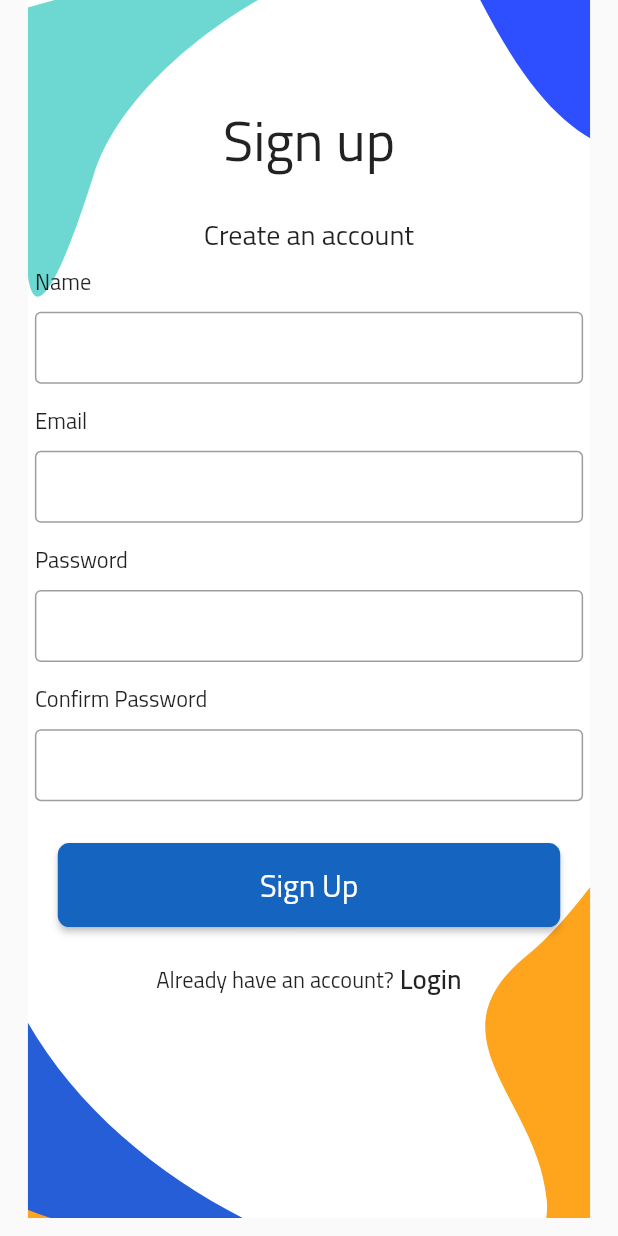
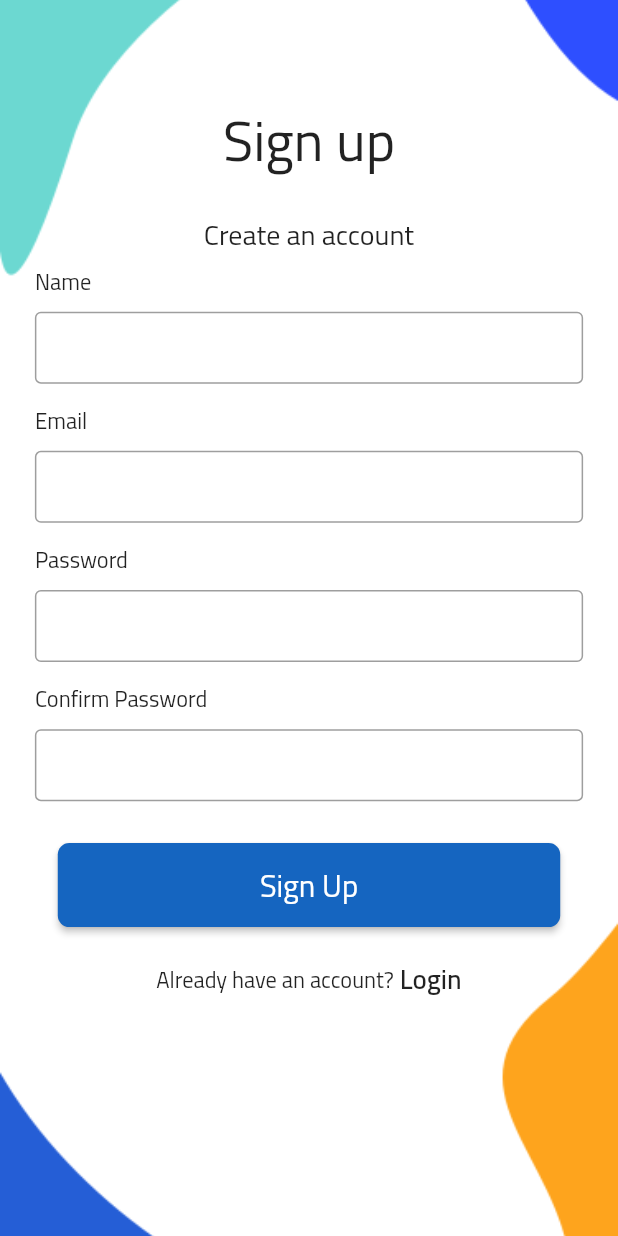
Before and after one commit to hchauhan7816/Road-Sarathi, a Flutter app: the screen it shows after launch, after a tap on "Sign Up", on a phone screen of 412 x 824 dp. Run offline on Flutter 3.47's test engine with Material 2 defaults, Android fonts, the phone set to English and light mode, and no system bars; our stand-ins replace cached_network_image, cloud_firestore, firebase_auth, firebase_core, firebase_storage, flutter_screenutil and 7 more; accounts and stored records are empty.

Commit message:
login signup page redesign

```diff
--- a/lib/Pages/On Boarding/on_boarding.dart
+++ b/lib/Pages/On Boarding/on_boarding.dart
@@ -19,17 +19,19 @@ class OnBoarding extends StatelessWidget {
   Widget build(BuildContext context) {
     return Scaffold(
       body: Stack(
-        fit: StackFit.expand,
+        fit: StackFit.loose,
         children: [
-          SvgPicture.asset(
-            "assets/icons/splash_bg.svg",
-            //height: double.infinity,
-            width: double.infinity,
+          Container(
+            decoration: const BoxDecoration(
+              image: DecorationImage(
+                  image: AssetImage('assets/icons/splash_bg.png'),
+                  fit: BoxFit.cover),
+            ),
           ),
           SafeArea(
             child: Column(
               children: [
-                Spacer(flex: 8),
+                Spacer(),
                 Padding(
                   padding: const EdgeInsets.all(16),
                   child: Text(
@@ -43,8 +45,8 @@ class OnBoarding extends StatelessWidget {
                   ),
                 ),
                 Spacer(
-                  flex: 2,
-                ),
+                    // flex: 2,
+                    ),
                 Padding(
                   padding: const EdgeInsets.all(16.0),
                   child: SizedBox(
@@ -59,10 +61,10 @@ class OnBoarding extends StatelessWidget {
                         shape: StadiumBorder(),
                       ),
                       child: Text(
-                        "Log In",
+                        "User Login",
                         style: TextStyle(
                           fontSize: 20,
-                          color: Colors.black,
+                          color: Colors.white,
                           height: 1.2,
                         ),
                       ),
@@ -83,10 +85,10 @@ class OnBoarding extends StatelessWidget {
                         shape: const StadiumBorder(),
                       ),
                       child: const Text(
-                        "Log In Government",
+                        "Government Login",
                         style: TextStyle(
                           fontSize: 20,
-                          color: Colors.black,
+                          color: Colors.white,
                           height: 1.2,
                         ),
                       ),
@@ -109,7 +111,7 @@ class OnBoarding extends StatelessWidget {
                         "Sign Up",
                         style: TextStyle(
                           fontSize: 20,
-                          color: Colors.black,
+                          color: Colors.white,
                           height: 1.2,
                         ),
                       ),
--- a/lib/Pages/Signup Page/signup.dart
+++ b/lib/Pages/Signup Page/signup.dart
@@ -2,6 +2,7 @@ import 'package:flutter/material.dart';
 import 'package:flutter_screenutil/flutter_screenutil.dart';
 import 'package:get/get.dart';
 import 'package:sadak/Config/palette.dart';
+import 'package:sadak/Pages/Login%20Pages/login.dart';
 import 'package:sadak/Pages/On%20Boarding/on_boarding.dart';
 import 'package:sadak/Services/Controllers/auth_controller.dart';
 import 'package:sadak/Widgets/custom_scaffold.dart';
@@ -69,8 +70,13 @@ class SignupBody extends StatelessWidget {
       body: Stack(
         fit: StackFit.expand,
         children: [
-          SingleChildScrollView(
-              child: SvgPicture.asset("assets/icons/Sign_Up_bg.svg")),
+          Container(
+            decoration: const BoxDecoration(
+              image: DecorationImage(
+                  image: AssetImage('assets/icons/sign_up_bg.png'),
+                  fit: BoxFit.cover),
+            ),
+          ),
           SingleChildScrollView(
             child: SafeArea(
               child: Padding(
@@ -312,7 +318,7 @@ class SignupBody extends StatelessWidget {
 
                         GestureDetector(
                           onTap: () {
-                            Get.off(() => OnBoarding());
+                            Get.off(() => LoginPage());
                           },
                           child: Text(
                             " Login",
--- a/lib/app.dart
+++ b/lib/app.dart
@@ -26,57 +26,14 @@ class OurApp extends StatelessWidget {
   @override
   Widget build(BuildContext context) {
     return ScreenUtilInit(
-      // Todo Adjust according to your phone resolution before work
       designSize: const Size(1080, 2210),
       builder: () => GetMaterialApp(
+        debugShowCheckedModeBanner: false,
         title: 'Flutter Demo',
         theme: Themes().lightTheme,
-
-        // Todo uncomment
         home:
             firebaseHelper.auth.currentUser != null ? HomePage() : OnBoarding(),
-
-        // home: Temp(), //MyMap(), // Temp(),
-
-        // getPages: [
-        //   GetPage(name: '/on_boarding', page: () => const OnBoarding()),
-        //   GetPage(name: '/login', page: () => const LoginPage()),
-        //   GetPage(name: '/signup', page: () => const SignupPage()),
-        //   GetPage(name: '/gov_login', page: () => const LoginGovPage()),
-        //   GetPage(name: '/home', page: () => HomePage()),
-        //   GetPage(name: '/convRoom', page: () => ConversationRooms()),
-        // ],
       ),
     );
   }
-
-  // bool isGovernment() {
-  //   int? x;
-  //   firebaseHelper.firebaseFirestore
-  //       .collection(OurApp._USERS)
-  //       .where(OurApp._EMAIL, isEqualTo: Constants.myEmail)
-  //       .get()
-  //       .then((value) {
-  //     value.docs.isNotEmpty ? x = value.docs[0].data()["status"] : x = null;
-  //   });
-
-  //   //   dev.log(value.docs[0].data()["status"].toString());
-  //   // });
-
-  //   dev.log("Here");
-  //   dev.log(x.toString());
-
-  //   if (x != null) {
-  //     dev.log(x.toString());
-  //     if (x != 0) {
-  //       return true;
-  //       // Get.offAll(
-  //       // () => GovConversationRooms(authorityEmail: _HIGHERAUTHORITYMAIL));
-
-  //     }
-  //   }
-
-  //   dev.log("Here");
-  //   return false;
-  // }
 }
--- a/lib/main.dart
+++ b/lib/main.dart
@@ -10,8 +10,6 @@ import 'Services/Controllers/auth_controller.dart';
 Future<void> main() async {
   WidgetsFlutterBinding.ensureInitialized();
   await Firebase.initializeApp();
-
-  // debugshow
 
   // debugPaintSizeEnabled = true;
 
```
Also changed, not shown: lib/Pages/Login Pages/login.dart (+8 -5 lines), lib/Pages/Login Pages/login_gov.dart (+16 -42 lines), assets/icons/Sign_Up_bg.svg (deleted), assets/icons/sign_up_bg.png (added), assets/icons/splash_bg.png (added), assets/icons/splash_bg.svg (deleted).
